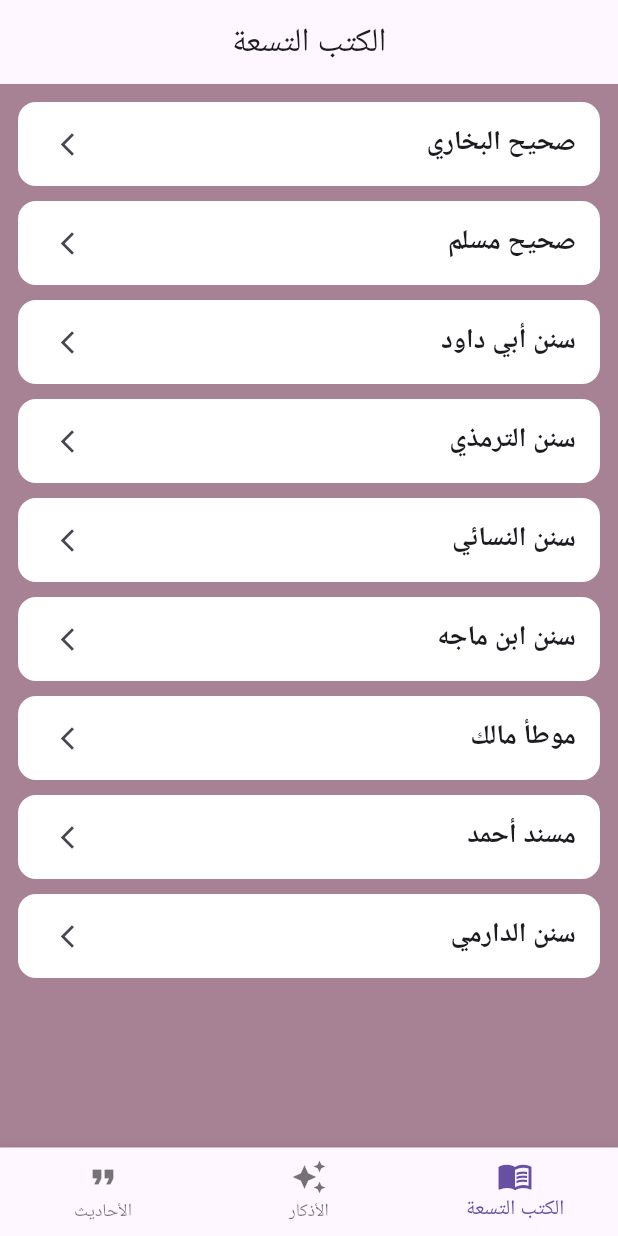
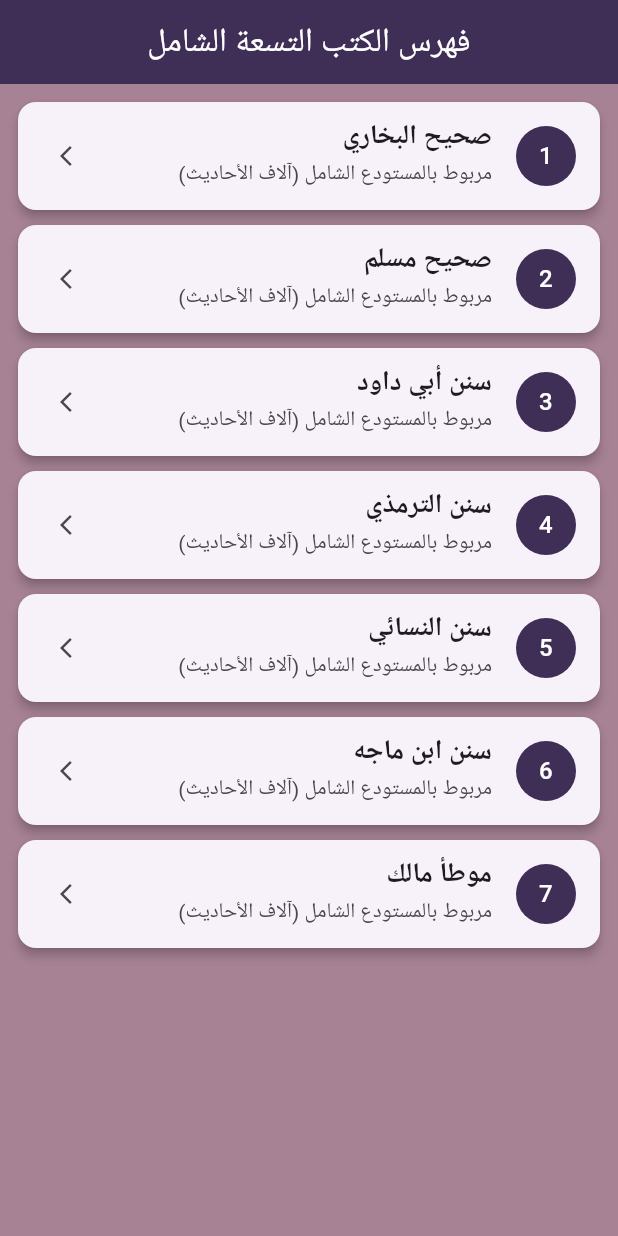
Before and after one commit to zdgcbsetima000-lang/mmmm, a Flutter app: the screen it shows after launch, on a phone screen of 412 x 824 dp. Run offline on Flutter 3.47's test engine with Material 3 defaults, Android fonts, the phone set to English and light mode, and no system bars.

Commit message:
Update main.dart

```diff
--- a/lib/main.dart
+++ b/lib/main.dart
@@ -1,17 +1,19 @@
 import 'package:flutter/material.dart';
+import 'package:flutter/services.dart';
+import 'dart:convert';
 
 void main() {
-  runApp(const MyApp());
+  runApp(const HadithApp());
 }
 
-class MyApp extends StatelessWidget {
-  const MyApp({super.key});
+class HadithApp extends StatelessWidget {
+  const HadithApp({super.key});
 
   @override
   Widget build(BuildContext context) {
     return MaterialApp(
       debugShowCheckedModeBanner: false,
-      title: 'تطبيق الحديث والأذكار',
+      title: 'موسوعة الحديث الشريف',
       builder: (context, child) {
         return Directionality(
           textDirection: TextDirection.rtl,
@@ -19,113 +21,223 @@ class MyApp extends StatelessWidget {
         );
       },
       theme: ThemeData(
-        primarySwatch: Colors.green,
+        primarySwatch: Colors.teal,
         scaffoldBackgroundColor: const Color(0xFFA78295),
+        appBarTheme: const AppBarTheme(
+          backgroundColor: Color(0xFF3F2E56),
+          foregroundColor: Colors.white,
+        ),
       ),
-      home: const MainHomeScreen(),
+      home: const BooksListScreen(),
     );
   }
 }
 
-class MainHomeScreen extends StatefulWidget {
-  const MainHomeScreen({super.key});
+class BooksListScreen extends StatelessWidget {
+  const BooksListScreen({super.key});
 
-  @override
-  State<MainHomeScreen> createState() => _MainHomeScreenState();
-}
-
-class _MainHomeScreenState extends State<MainHomeScreen> {
-  int _selectedIndex = 0;
-
-  // الكتب التسعة
-  final List<String> books = [
-    'صحيح البخاري',
-    'صحيح مسلم',
-    'سنن أبي داود',
-    'سنن الترمذي',
-    'سنن النسائي',
-    'سنن ابن ماجه',
-    'موطأ مالك',
-    'مسند أحمد',
-    'سنن الدارمي',
-  ];
-
-  // الأذكار
-  final List<String> azkar = [
-    'أذكار الصباح',
-    'أذكار المساء',
-    'أذكار النوم',
-    'أذكار الاستيقاظ',
-    'أذكار الصلاة',
-  ];
-
-  // الأحاديث المختارة
-  final List<String> hadiths = [
-    'إنما الأعمال بالنيات وإنما لكل امرئ ما نوى.',
-    'الدين النصيحة.',
-    'من حسن إسلام المرء تركه ما لا يعنيه.',
-    'لا يؤمن أحدكم حتى يحب لأخيه ما يحب لنفسه.',
+  // قوائم الكتب التسعة المربوطة بمستودع GitHub للأحاديث
+  final List<Map<String, String>> books = const [
+    {'name': 'صحيح البخاري', 'key': 'ara-bukhari'},
+    {'name': 'صحيح مسلم', 'key': 'ara-muslim'},
+    {'name': 'سنن أبي داود', 'key': 'ara-abudawud'},
+    {'name': 'سنن الترمذي', 'key': 'ara-tirmidhi'},
+    {'name': 'سنن النسائي', 'key': 'ara-nasai'},
+    {'name': 'سنن ابن ماجه', 'key': 'ara-ibnmajah'},
+    {'name': 'موطأ مالك', 'key': 'ara-malik'},
   ];
 
   @override
   Widget build(BuildContext context) {
-    List<String> currentList;
-    String currentTitle;
-
-    if (_selectedIndex == 0) {
-      currentList = books;
-      currentTitle = 'الكتب التسعة';
-    } else if (_selectedIndex == 1) {
-      currentList = azkar;
-      currentTitle = 'الأذكار';
-    } else {
-      currentList = hadiths;
-      currentTitle = 'الأحاديث';
-    }
-
     return Scaffold(
       appBar: AppBar(
-        title: Text(currentTitle),
+        title: const Text('فهرس الكتب التسعة الشامل'),
         centerTitle: true,
       ),
       body: ListView.builder(
-        padding: const EdgeInsets.all(12.0),
-        itemCount: currentList.length,
-        itemBuilder: (context, index) => Container(
-          margin: const EdgeInsets.only(bottom: 10.0),
-          decoration: BoxDecoration(
-            color: Colors.white,
-            borderRadius: BorderRadius.circular(12),
-          ),
-          child: ListTile(
-            title: Text(
-              currentList[index],
-              style: const TextStyle(fontSize: 18, fontWeight: FontWeight.bold),
+        padding: const EdgeInsets.all(12),
+        itemCount: books.length,
+        itemBuilder: (context, index) {
+          final book = books[index];
+          return Card(
+            elevation: 3,
+            margin: const EdgeInsets.only(bottom: 10),
+            shape: RoundedRectangleBorder(borderRadius: BorderRadius.circular(12)),
+            child: ListTile(
+              leading: CircleAvatar(
+                backgroundColor: const Color(0xFF3F2E56),
+                child: Text('${index + 1}', style: const TextStyle(color: Colors.white)),
+              ),
+              title: Text(book['name']!, style: const TextStyle(fontWeight: FontWeight.bold, fontSize: 18)),
+              subtitle: const Text('مربوط بالمستودع الشامل (آلاف الأحاديث)'),
+              trailing: const Icon(Icons.arrow_forward_ios, size: 16),
+              onTap: () {
+                Navigator.push(
+                  context,
+                  MaterialPageRoute(
+                    builder: (context) => RepoHadithsScreen(
+                      bookName: book['name']!,
+                      bookKey: book['key']!,
+                    ),
+                  ),
+                );
+              },
             ),
-            trailing: const Icon(Icons.arrow_forward_ios, size: 18),
-            onTap: () {},
-          ),
-        ),
+          );
+        },
       ),
-      bottomNavigationBar: BottomNavigationBar(
-        currentIndex: _selectedIndex,
-        onTap: (index) {
-          setState(() {
-            _selectedIndex = index;
-          });
-        },
-        items: const [
-          BottomNavigationBarItem(
-            icon: Icon(Icons.menu_book),
-            label: 'الكتب التسعة',
-          ),
-          BottomNavigationBarItem(
-            icon: Icon(Icons.auto_awesome),
-            label: 'الأذكار',
-          ),
-          BottomNavigationBarItem(
-            icon: Icon(Icons.format_quote),
-            label: 'الأحاديث',
+    );
+  }
+}
+
+class RepoHadithsScreen extends StatefulWidget {
+  final String bookName;
+  final String bookKey;
+
+  const RepoHadithsScreen({super.key, required this.bookName, required this.bookKey});
+
+  @override
+  State<RepoHadithsScreen> createState() => _RepoHadithsScreenState();
+}
+
+class _RepoHadithsScreenState extends State<RepoHadithsScreen> {
+  List allHadiths = [];
+  List filteredHadiths = [];
+  bool isLoading = true;
+  bool hasError = false;
+  final TextEditingController searchController = TextEditingController();
+
+  @override
+  void initState() {
+    super.initState();
+    fetchHadithsFromRepo();
+  }
+
+  // جلب الأحاديث مباشرة من مستودع GitHub
+  Future<void> fetchHadithsFromRepo() async {
+    final url = 'https://cdn.jsdelivr.net/gh/fawazahmed0/hadith-api@1/editions/${widget.bookKey}.json';
+    try {
+      final ByteData data = await NetworkAssetBundle(Uri.parse(url)).load("");
+      final String jsonString = utf8.decode(data.buffer.asUint8List());
+      final jsonData = jsonDecode(jsonString);
+
+      setState(() {
+        allHadiths = jsonData['hadiths'] ?? [];
+        filteredHadiths = allHadiths;
+        isLoading = false;
+      });
+    } catch (e) {
+      setState(() {
+        isLoading = false;
+        hasError = true;
+      });
+    }
+  }
+
+  void filterSearch(String query) {
+    if (query.isEmpty) {
+      setState(() {
+        filteredHadiths = allHadiths;
+      });
+    } else {
+      setState(() {
+        filteredHadiths = allHadiths.where((item) {
+          final text = item['text'] ?? '';
+          return text.contains(query);
+        }).toList();
+      });
+    }
+  }
+
+  @override
+  Widget build(BuildContext context) {
+    return Scaffold(
+      appBar: AppBar(
+        title: Text('${widget.bookName} (${allHadiths.length} حديث)'),
+        centerTitle: true,
+      ),
+      body: Column(
+        children: [
+          // شريط البحث في الأحاديث
+          if (!isLoading && !hasError)
+            Padding(
+              padding: const EdgeInsets.all(10.0),
+              child: TextField(
+                controller: searchController,
+                onChanged: filterSearch,
+                decoration: InputDecoration(
+                  hintText: 'ابحث عن كلمة في الأحاديث...',
+                  prefixIcon: const Icon(Icons.search),
+                  fillColor: Colors.white,
+                  filled: true,
+                  border: OutlineInputBorder(
+                    borderRadius: BorderRadius.circular(12),
+                    borderSide: BorderSide.none,
+                  ),
+                ),
+              ),
+            ),
+          Expanded(
+            child: isLoading
+                ? const Center(
+                    child: Column(
+                      mainAxisAlignment: MainAxisAlignment.center,
+                      children: [
+                        CircularProgressIndicator(color: Colors.white),
+                        SizedBox(height: 12),
+                        Text('جاري تحميل كافة أحاديث الكتاب من المستودع...',
+                            style: TextStyle(color: Colors.white, fontSize: 16)),
+                      ],
+                    ),
+                  )
+                : hasError
+                    ? const Center(
+                        child: Text(
+                          'تأكد من اتصالك بالإنترنت لتحميل الأحاديث.',
+                          style: TextStyle(color: Colors.white, fontSize: 16),
+                        ),
+                      )
+                    : ListView.builder(
+                        padding: const EdgeInsets.symmetric(horizontal: 12),
+                        itemCount: filteredHadiths.length,
+                        itemBuilder: (context, index) {
+                          final item = filteredHadiths[index];
+                          return Card(
+                            elevation: 2,
+                            margin: const EdgeInsets.only(bottom: 12),
+                            shape: RoundedRectangleBorder(borderRadius: BorderRadius.circular(12)),
+                            child: Padding(
+                              padding: const EdgeInsets.all(16.0),
+                              child: Column(
+                                crossAxisAlignment: CrossAxisAlignment.start,
+                                children: [
+                                  Row(
+                                    mainAxisAlignment: MainAxisAlignment.spaceBetween,
+                                    children: [
+                                      Container(
+                                        padding: const EdgeInsets.symmetric(horizontal: 10, vertical: 4),
+                                        decoration: BoxDecoration(
+                                          color: Colors.teal,
+                                          borderRadius: BorderRadius.circular(6),
+                                        ),
+                                        child: Text(
+                                          'حديث رقم: ${item['hadithnumber'] ?? (index + 1)}',
+                                          style: const TextStyle(color: Colors.white, fontWeight: FontWeight.bold),
+                                        ),
+                                      ),
+                                    ],
+                                  ),
+                                  const Divider(height: 20),
+                                  SelectableText(
+                                    item['text'] ?? '',
+                                    style: const TextStyle(fontSize: 17, height: 1.6, color: Colors.black87),
+                                  ),
+                                ],
+                              ),
+                            ),
+                          );
+                        },
+                      ),
           ),
         ],
       ),
```
